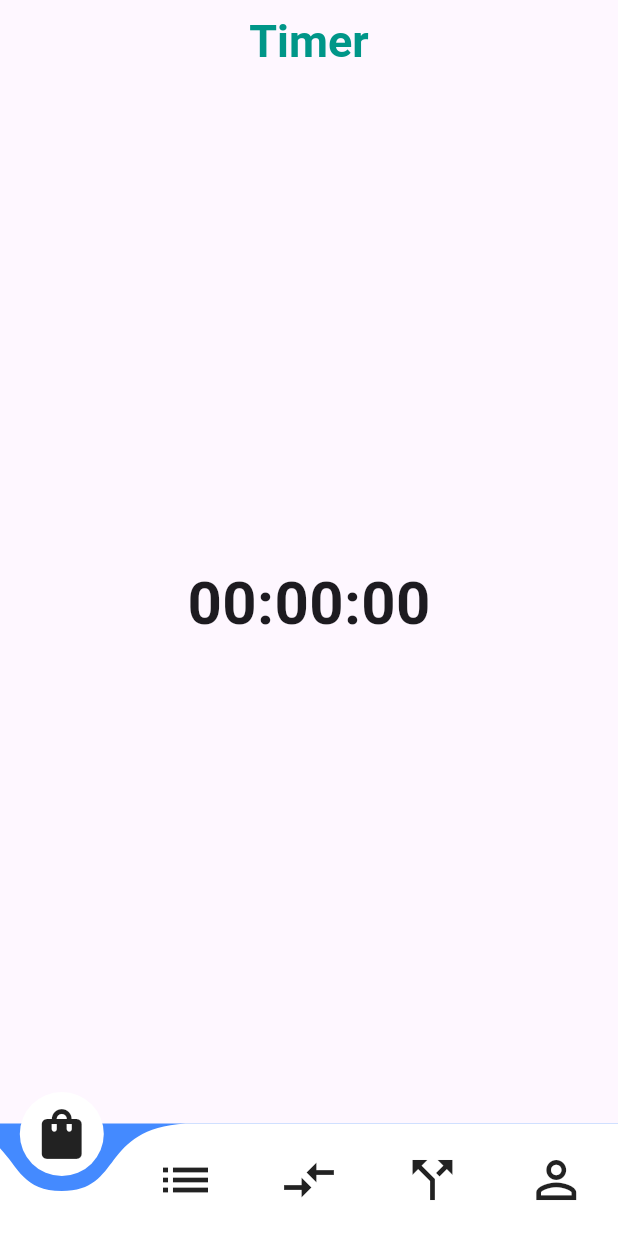
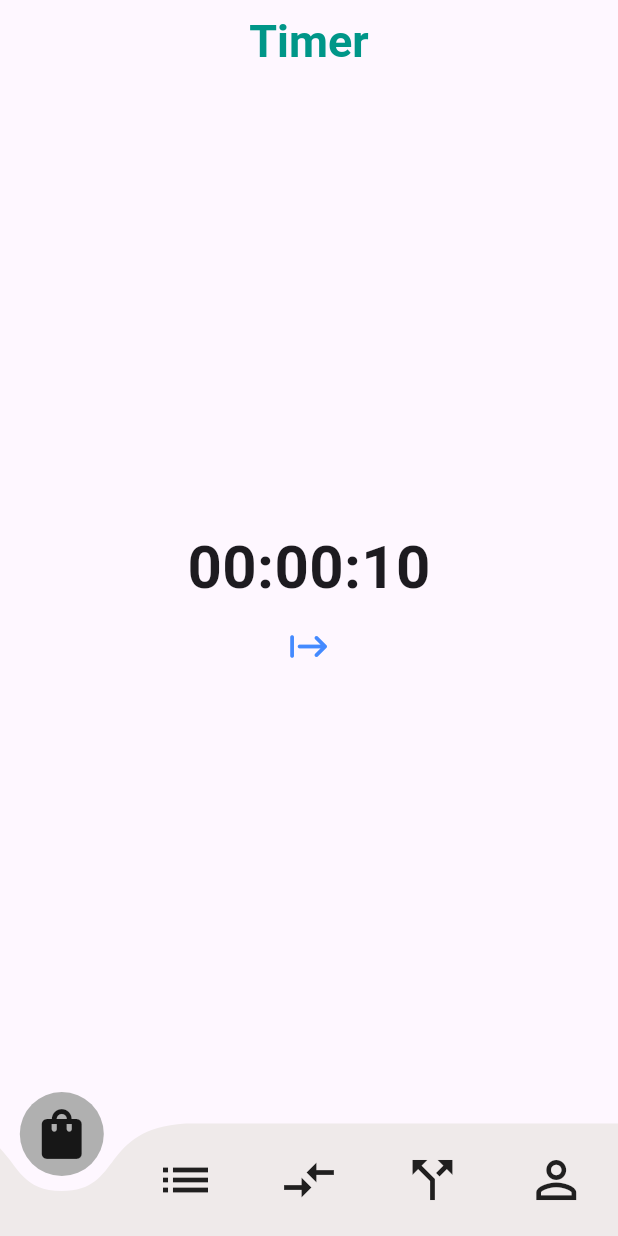
Before and after one commit to etv18/reloj_flutter, a Flutter app: the screen it shows after launch, on a phone screen of 412 x 824 dp. Run offline on Flutter 3.47's test engine with Material 3 defaults, Android fonts, the light colour scheme and no system bars; drawn by our look-alikes of curved_navigation_bar; our stand-ins replace flutter_bloc; network calls fail.

Commit message:
timer screen has been set up, missing use cubit logic

```diff
--- a/lib/myWidgets/bottom_nav_bar.dart
+++ b/lib/myWidgets/bottom_nav_bar.dart
@@ -24,9 +24,9 @@ class _BottomNavBarState extends State<BottomNavBar> {
         Icon(Icons.call_split, size: 40),
         Icon(Icons.perm_identity, size: 40),
       ],
-      color: Colors.white,
-      buttonBackgroundColor: Colors.white,
-      backgroundColor: Colors.blueAccent,
+      color: Color.fromARGB(255, 239, 234, 234),
+      buttonBackgroundColor: Color(0XFFB0B0B0),
+      backgroundColor: Colors.transparent,
       animationCurve: Curves.easeInOut,
       animationDuration: Duration(milliseconds: 600),
       onTap: (index) {
--- a/lib/screens/timer_screen.dart
+++ b/lib/screens/timer_screen.dart
@@ -1,3 +1,5 @@
+import 'dart:async';
+
 import 'package:flutter/material.dart';
 import 'package:flutter/widgets.dart';
 import 'package:reloj_proyecto/myWidgets/bottom_nav_bar.dart';
@@ -11,6 +13,38 @@ class TimerScreen extends StatefulWidget {
 }
 
 class _TimerScreenState extends State<TimerScreen> {
+  int time = 10;
+  late int initialTime;
+  late Timer _timer;
+
+  @override
+  void initState() {
+    super.initState();
+    initialTime = time;
+  }
+
+  void startTimer() {
+    _timer = Timer.periodic(Duration(seconds: 1), (timer) {
+      if (time == 0) {
+        setState(() {
+          time = initialTime;
+          timer.cancel();
+        });
+      } else {
+        setState(() {
+          time--;
+          print('=====> TIME: ${time.toString()}');
+        });
+      }
+    });
+  }
+
+  @override
+  void dispose() {
+    super.dispose();
+    _timer.cancel();
+  }
+
   @override
   Widget build(BuildContext context) {
     return Scaffold(
@@ -20,8 +54,16 @@ class _TimerScreenState extends State<TimerScreen> {
           mainAxisAlignment: MainAxisAlignment.center,
           children: [
             Text(
-              '00:00:00',
+              '00:00:${time.toString()}',
               style: TextStyle(fontSize: 40, fontWeight: FontWeight.bold),
+            ),
+            IconButton(
+              onPressed: () {
+                startTimer();
+              },
+              icon: Icon(Icons.start_rounded),
+              color: Colors.blueAccent,
+              iconSize: 30.0,
             )
           ],
         ),
```
